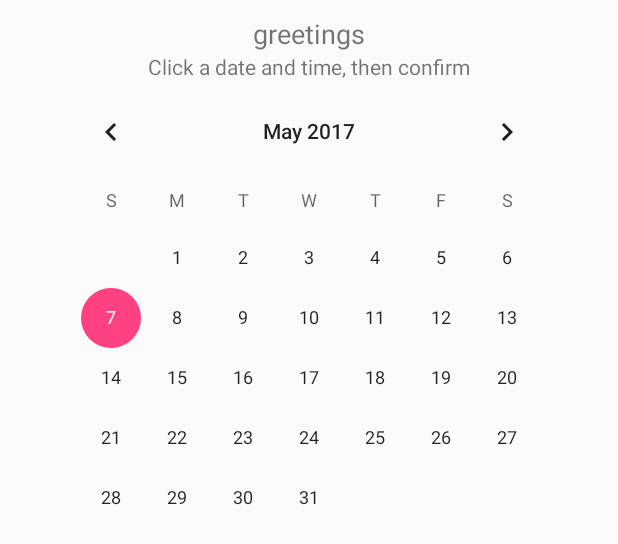
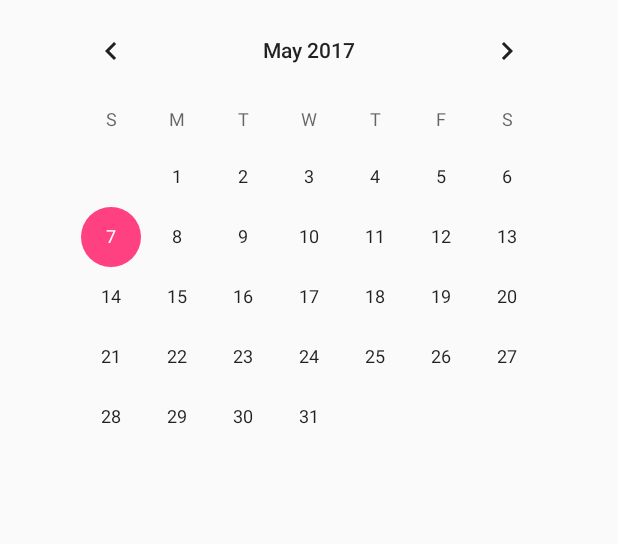
Before and after one commit to Red-French/ScheduleIt, an Android app: the layout activity_booking.xml on its own in the app's theme, with its tools: preview values and no code run, on a phone screen of 412 x 824 dp. Shown: the top 544 px of the screen. Run offline under Robolectric (Android 15) with nearby library versions, the phone set to English and light mode, and no system bars; network calls fail.

Commit message:
simplify UI layout

```diff
--- a/app/src/main/res/layout/activity_booking.xml
+++ b/app/src/main/res/layout/activity_booking.xml
@@ -7,34 +7,12 @@
     android:layout_height="match_parent"
     tools:context="net.redfrench.scheduleit.BookingActivity">
 
-    <TextView
-        android:id="@+id/tvGreeting"
+    <ScrollView
+        android:id="@+id/calScroll"
+        android:layout_alignParentTop="true"
         android:layout_width="wrap_content"
         android:layout_height="wrap_content"
-        android:layout_alignParentTop="true"
-        android:layout_centerHorizontal="true"
-        android:layout_marginBottom="0dp"
-        android:layout_marginTop="10dp"
-        android:text="greetings"
-        android:textSize="18sp"/>
-
-    <TextView
-        android:id="@+id/tvWelcome"
-        android:layout_width="wrap_content"
-        android:layout_height="wrap_content"
-        android:paddingLeft="10dp"
-        android:paddingRight="10dp"
-        android:text="Click a date and time, then confirm"
-        android:textSize="14sp"
-        android:layout_below="@id/tvGreeting"
-        android:layout_centerHorizontal="true"/>
-
-    <ScrollView
-        android:id="@+id/calScroll"
-        android:layout_width="wrap_content"
-        android:layout_height="wrap_content"
-        android:layout_centerHorizontal="true"
-        android:layout_below="@id/tvWelcome">
+        android:layout_centerHorizontal="true">
         <CalendarView
             android:id="@+id/calendar"
             android:layout_width="wrap_content"
@@ -42,11 +20,21 @@
             android:layout_centerHorizontal="true"/>
     </ScrollView>
 
+    <TextView
+        android:id="@+id/tvChosenDate"
+        android:layout_width="wrap_content"
+        android:layout_height="wrap_content"
+        android:layout_centerHorizontal="true"
+        android:layout_marginBottom="0dp"
+        android:layout_marginTop="10dp"
+        android:textSize="18sp"
+        android:textColor="@color/colorPrimary"
+        android:layout_below="@id/calScroll"/>
+
     <ListView
         android:id="@+id/timeSlotsView"
         android:layout_width="wrap_content"
         android:layout_height="wrap_content"
-        android:layout_below="@id/calScroll"
-        />
+        android:layout_below="@id/tvChosenDate"/>
 
 </RelativeLayout>
```
